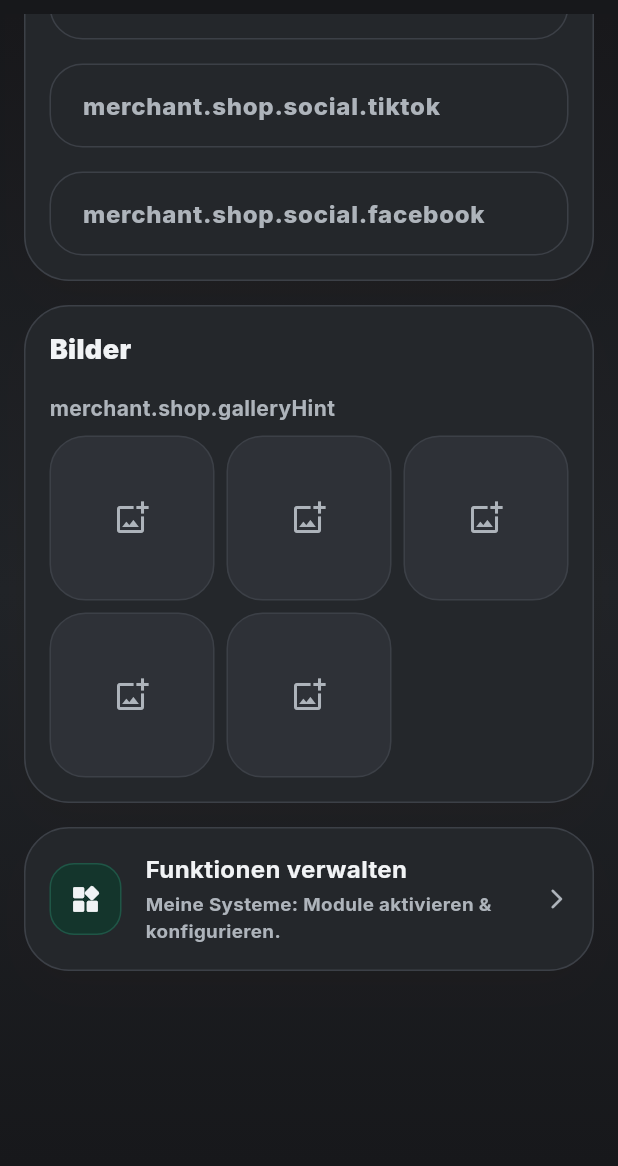
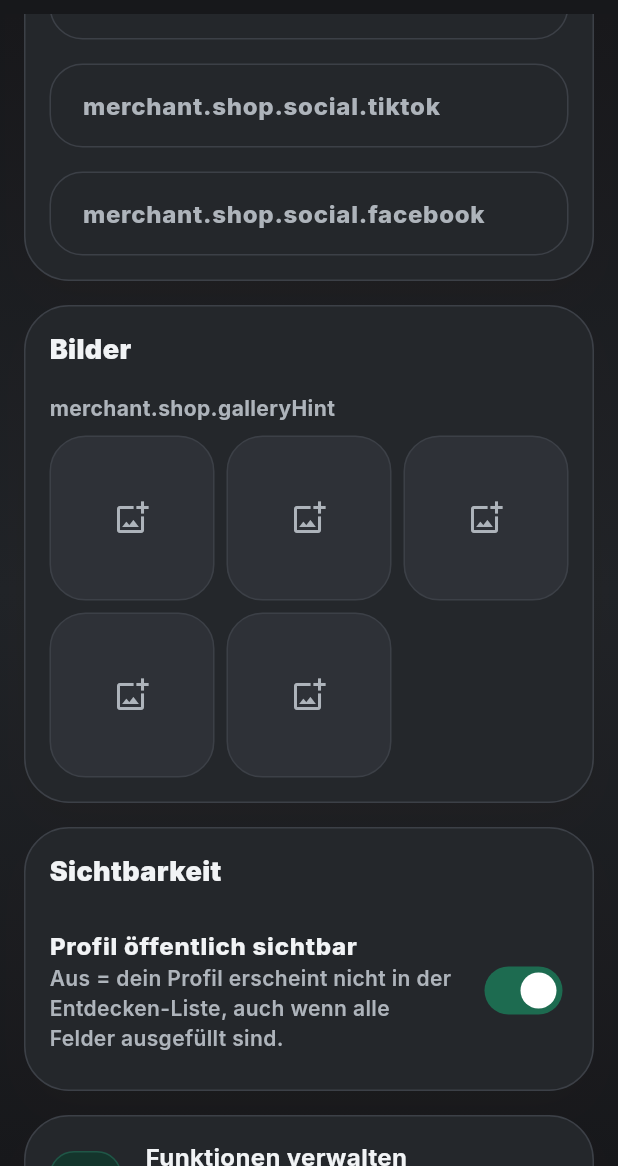
Before and after one commit to lifeofnabel/lokka, a Flutter app: the _MerchantShopView screen opened directly, scrolled down 2678 dp, on a phone screen of 412 x 824 dp, the part 70-1236 px from its top. Run offline on Flutter 3.47's test engine with Material 3 defaults, Android fonts, the phone set to English and light mode, and no system bars; our stand-ins replace cached_network_image, cloud_firestore, file_picker, firebase_auth, firebase_core, firebase_messaging and 8 more; missing offline and left inert: crop_your_image, dart:html, mobile_scanner; accounts and stored records are empty.

Commit message:
fix(merchant): Datenintegritaet Stempel-Status/Hydration + Shop-Sichtbarkeit
- #46 Stempel: bestehenden Status (paused/archived/draft) beim Speichern erhalten
  (forcedStatus ?? existing.status); claimLimits nicht mehr genullt.
- #45 Stempel: Hydration aus build() in Provider-Listener (initState) verlagert.
- #44 Shop: Sichtbarkeit als bewusster Toggle (visibilityOptOut); Service als
  alleinige Quelle fuer isPublic/isActive in beiden Docs; toter State entfernt.

Co-Authored-By: Claude Opus 4.8 (1M context) <noreply@anthropic.com>

```diff
--- a/assets/i18n/ar.json
+++ b/assets/i18n/ar.json
@@ -845,6 +845,9 @@
   "merchant.shop.maxCategories": "Maximal 2 Kategorien",
   "merchant.shop.save": "Shopdaten speichern",
   "merchant.shop.images": "Bilder",
+  "merchant.shop.visibility": "Sichtbarkeit",
+  "merchant.shop.visibilityToggle": "Profil öffentlich sichtbar",
+  "merchant.shop.visibilityHint": "Aus = dein Profil erscheint nicht in der Entdecken-Liste, auch wenn alle Felder ausgefüllt sind.",
   "merchant.shop.imagesTitle": "Bilder bearbeiten",
   "merchant.shop.logoChange": "Logo aendern",
   "merchant.shop.coverChange": "Cover aendern",
--- a/assets/i18n/de.json
+++ b/assets/i18n/de.json
@@ -845,6 +845,9 @@
   "merchant.shop.maxCategories": "Maximal 2 Kategorien",
   "merchant.shop.save": "Shopdaten speichern",
   "merchant.shop.images": "Bilder",
+  "merchant.shop.visibility": "Sichtbarkeit",
+  "merchant.shop.visibilityToggle": "Profil öffentlich sichtbar",
+  "merchant.shop.visibilityHint": "Aus = dein Profil erscheint nicht in der Entdecken-Liste, auch wenn alle Felder ausgefüllt sind.",
   "merchant.shop.imagesTitle": "Bilder bearbeiten",
   "merchant.shop.logoChange": "Logo ändern",
   "merchant.shop.coverChange": "Cover ändern",
--- a/assets/i18n/en.json
+++ b/assets/i18n/en.json
@@ -845,6 +845,9 @@
   "merchant.shop.maxCategories": "Maximum 2 categories",
   "merchant.shop.save": "Save shop data",
   "merchant.shop.images": "Images",
+  "merchant.shop.visibility": "Visibility",
+  "merchant.shop.visibilityToggle": "Profile publicly visible",
+  "merchant.shop.visibilityHint": "Off = your profile won't appear in Discover, even if all fields are filled in.",
   "merchant.shop.imagesTitle": "Edit images",
   "merchant.shop.logoChange": "Change logo",
   "merchant.shop.coverChange": "Change cover",
--- a/lib/features/merchant/shopSettings/pages/merchantShopSettingsPage.dart
+++ b/lib/features/merchant/shopSettings/pages/merchantShopSettingsPage.dart
@@ -208,8 +208,9 @@ class _ShopFormState extends State<_ShopForm> {
   /// Der gespeicherte Wert wird beim Speichern unverändert durchgereicht.
   String? selectedArea;
   bool phoneVerified = false;
-  bool isPublic = false;
-  bool isActive = false;
+  // Bewusste Sichtbarkeits-Wahl des Merchants (#44): nicht mehr aus
+  // Vollständigkeit abgeleitet. Default: sichtbar.
+  bool _publicVisible = true;
   bool _filled = false;
   bool _hydrating = false;
 
@@ -619,6 +620,33 @@ class _ShopFormState extends State<_ShopForm> {
             ),
           ],
         ),
+        _SectionCard(
+          title: texts.text('merchant.shop.visibility'),
+          children: [
+            SwitchListTile(
+              contentPadding: EdgeInsets.zero,
+              value: _publicVisible,
+              onChanged: (value) {
+                setState(() => _publicVisible = value);
+                _markDirty();
+              },
+              title: Text(
+                texts.text('merchant.shop.visibilityToggle'),
+                style: const TextStyle(
+                  color: MerchantPremiumColors.ink,
+                  fontWeight: FontWeight.w800,
+                ),
+              ),
+              subtitle: Text(
+                texts.text('merchant.shop.visibilityHint'),
+                style: const TextStyle(
+                  color: MerchantPremiumColors.muted,
+                  fontWeight: FontWeight.w600,
+                ),
+              ),
+            ),
+          ],
+        ),
         const _FeaturesNavTile(),
         // Statischer Speichern-Button entfernt: Speichern erfolgt jetzt über
         // die schwebende Leiste am unteren Rand (nur bei Änderungen sichtbar).
@@ -681,8 +709,8 @@ class _ShopFormState extends State<_ShopForm> {
 
     selectedArea = data['area']?.toString().isNotEmpty == true ? data['area'].toString() : null;
     phoneVerified = data['phoneVerified'] as bool? ?? false;
-    isPublic = data['isPublic'] as bool? ?? false;
-    isActive = data['isActive'] as bool? ?? false;
+    // Opt-out respektieren (#44); ältere Profile ohne das Feld bleiben sichtbar.
+    _publicVisible = !(data['visibilityOptOut'] as bool? ?? false);
 
     final rawTypes = data['shopTypes'];
     if (rawTypes is Iterable) {
@@ -1229,8 +1257,9 @@ class _ShopFormState extends State<_ShopForm> {
             'close': (openingHours[day.key]?.isNotEmpty ?? false) ? openingHours[day.key]!.first.close : '',
           },
       },
-      'isPublic': isComplete,
-      'isActive': isComplete,
+      // Sichtbarkeit als bewusste Wahl (#44): nur das Opt-out durchreichen –
+      // isPublic/isActive berechnet der Service (eine Quelle der Wahrheit).
+      'visibilityOptOut': !_publicVisible,
     });
     // Nach erfolgreichem Speichern verschwindet die schwebende Leiste wieder.
     if (provider.error == null) {
```
Also changed, not shown: lib/features/merchant/stamps/pages/merchantStampEditPage.dart (+26 -6 lines), lib/features/merchant/tools/services/merchantToolsService.dart (+6 -2 lines).
